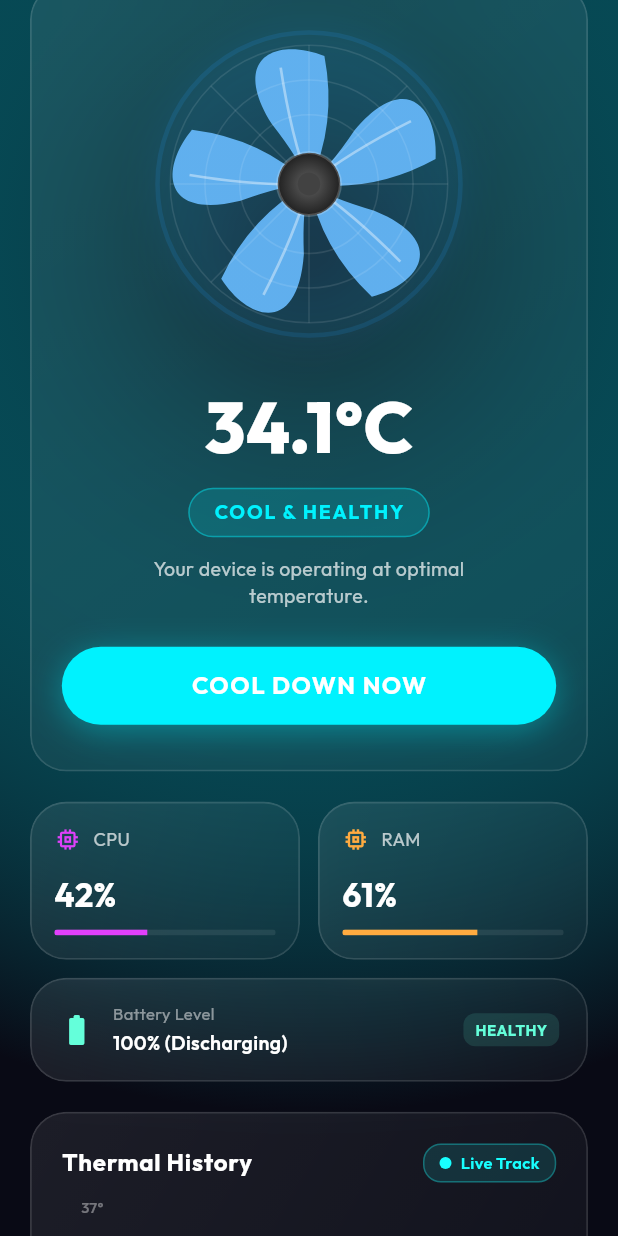
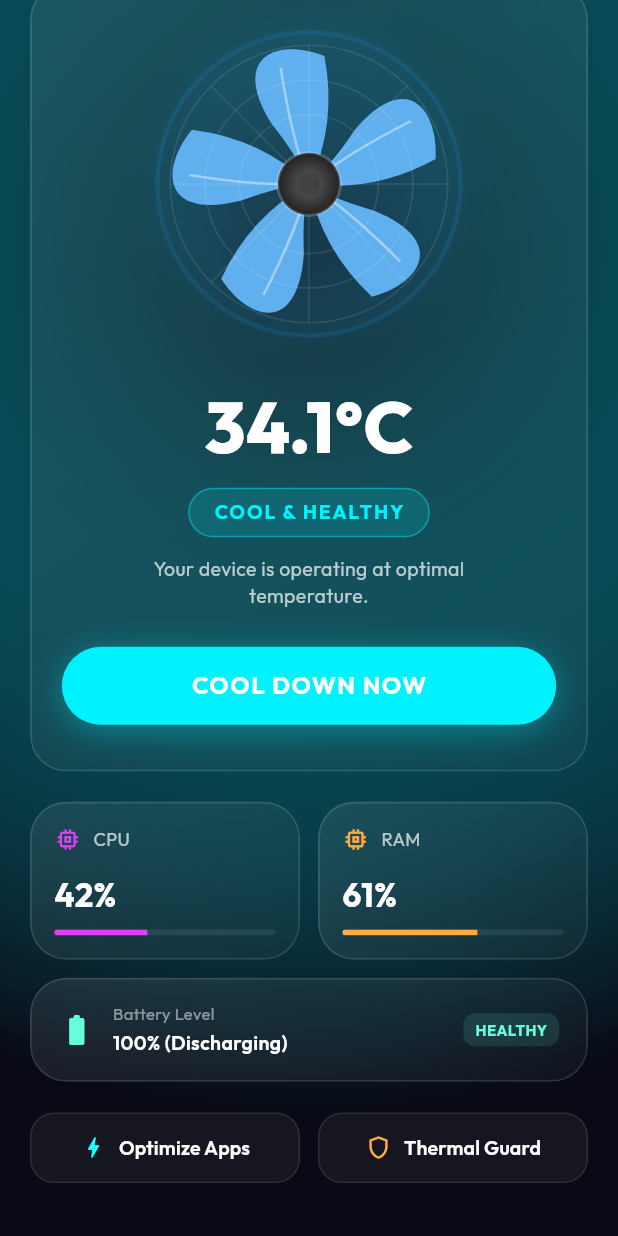
Before and after one commit to levisbarua/mobile-cooler, a Flutter app: the screen it shows after launch, scrolled down 106 dp, on a phone screen of 412 x 824 dp. Run offline on Flutter 3.47's test engine with Material 3 defaults, Android fonts, the phone set to English and light mode, and no system bars; drawn by our look-alikes of fl_chart; our stand-ins replace battery_plus, google_fonts.

Commit message:
Remove thermal history chart from dashboard

```diff
--- a/lib/screens/dashboard_screen.dart
+++ b/lib/screens/dashboard_screen.dart
@@ -6,7 +6,7 @@ import 'package:battery_plus/battery_plus.dart';
 import '../providers/cooler_provider.dart';
 import '../widgets/glass_card.dart';
 import '../widgets/fan_animator.dart';
-import '../widgets/temp_chart.dart';
+
 import 'optimization_screen.dart';
 import 'settings_screen.dart';
 
@@ -382,11 +382,7 @@ class DashboardScreen extends StatelessWidget {
                     ),
                     const SizedBox(height: 20),
 
-                    // Real-time Temperature graph card
-                    const GlassCard(
-                      child: TempChart(),
-                    ),
-                    const SizedBox(height: 20),
+
 
                     // Quick Navigation shortcuts
                     Row(
```
